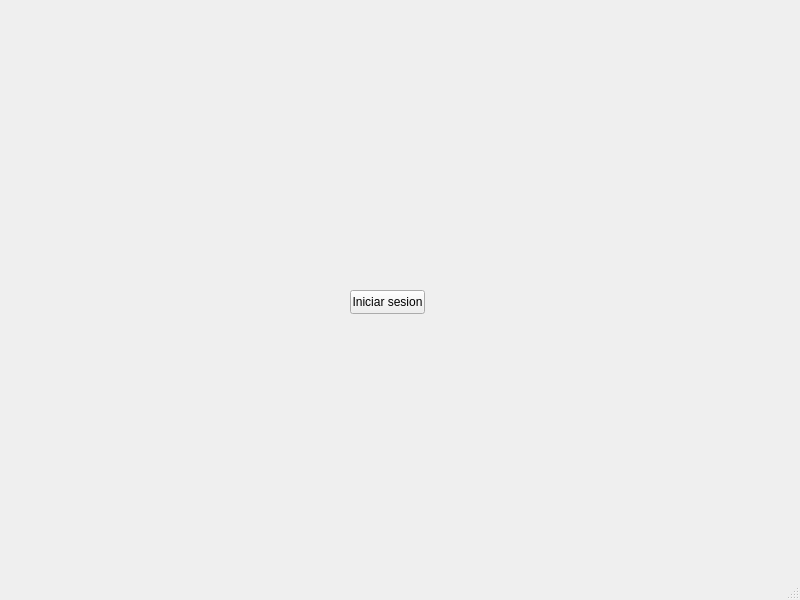
Qt form TP1/mainwindow.ui (Naza824/TP1) before a commit.
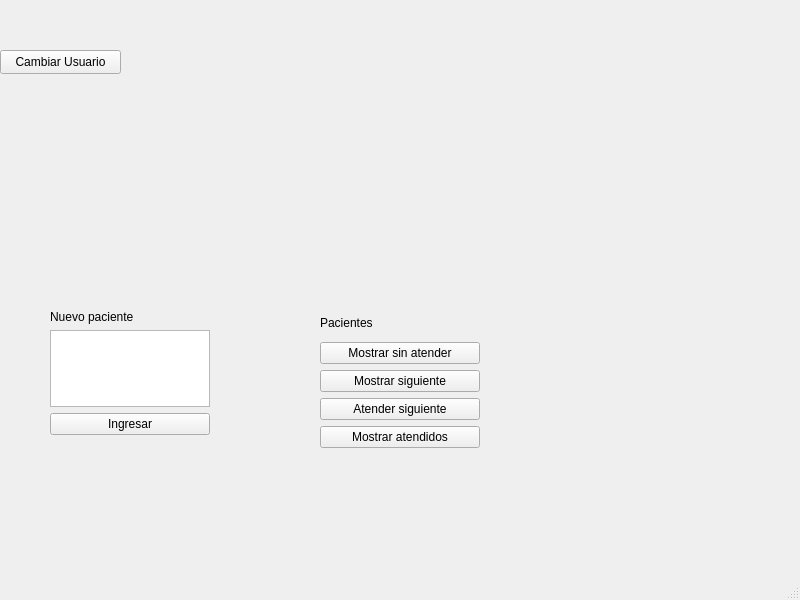
The same form after that commit.

What changed in the file:
```diff
--- a/TP1/mainwindow.ui
+++ b/TP1/mainwindow.ui
@@ -17,16 +17,92 @@
    <widget class="QPushButton" name="LoginBtn">
     <property name="geometry">
      <rect>
-      <x>350</x>
-      <y>290</y>
-      <width>75</width>
+      <x>0</x>
+      <y>50</y>
+      <width>121</width>
       <height>24</height>
      </rect>
     </property>
     <property name="text">
-     <string>Iniciar sesion</string>
+     <string>Cambiar Usuario</string>
     </property>
    </widget>
+   <widget class="QWidget" name="gridLayoutWidget">
+    <property name="geometry">
+     <rect>
+      <x>50</x>
+      <y>310</y>
+      <width>160</width>
+      <height>125</height>
+     </rect>
+    </property>
+    <layout class="QGridLayout" name="gridLayout">
+     <item row="0" column="0">
+      <widget class="QLabel" name="label">
+       <property name="text">
+        <string>Nuevo paciente</string>
+       </property>
+      </widget>
+     </item>
+     <item row="2" column="0">
+      <widget class="QPushButton" name="CargaPaciente">
+       <property name="text">
+        <string>Ingresar</string>
+       </property>
+      </widget>
+     </item>
+     <item row="1" column="0">
+      <widget class="QTextEdit" name="textEdit"/>
+     </item>
+    </layout>
+   </widget>
+   <widget class="QWidget" name="gridLayoutWidget_2">
+    <property name="geometry">
+     <rect>
+      <x>320</x>
+      <y>310</y>
+      <width>160</width>
+      <height>138</height>
+     </rect>
+    </property>
+    <layout class="QGridLayout" name="gridLayout_2">
+     <item row="3" column="0">
+      <widget class="QPushButton" name="pushButton_7">
+       <property name="text">
+        <string>Atender siguiente</string>
+       </property>
+      </widget>
+     </item>
+     <item row="2" column="0">
+      <widget class="QPushButton" name="pushButton_6">
+       <property name="text">
+        <string>Mostrar siguiente</string>
+       </property>
+      </widget>
+     </item>
+     <item row="1" column="0">
+      <widget class="QPushButton" name="pushButton_4">
+       <property name="text">
+        <string>Mostrar sin atender</string>
+       </property>
+      </widget>
+     </item>
+     <item row="0" column="0">
+      <widget class="QLabel" name="label_5">
+       <property name="text">
+        <string>Pacientes</string>
+       </property>
+      </widget>
+     </item>
+     <item row="4" column="0">
+      <widget class="QPushButton" name="pushButton_8">
+       <property name="text">
+        <string>Mostrar atendidos</string>
+       </property>
+      </widget>
+     </item>
+    </layout>
+   </widget>
   </widget>
   <widget class="QMenuBar" name="menubar">
    <property name="geometry">
```
Left out of the diff: 2 changed lines with no effect on the pictures.
